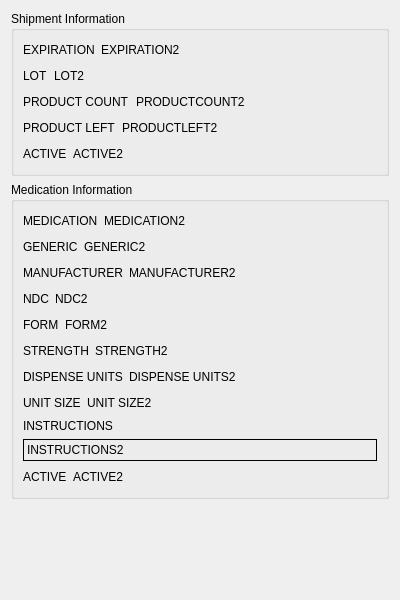
Before: the Qt Designer form src/db/shipmentdisplay.ui in kyledevans/Medicine-Track, drawn with Qt 5.
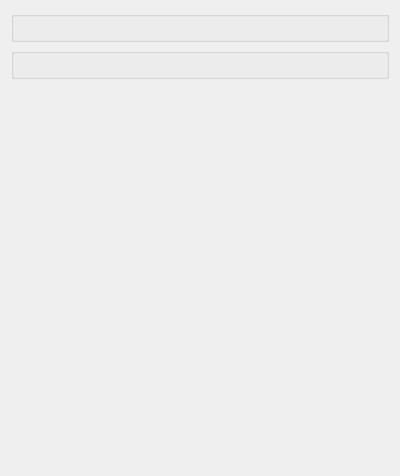
After: the same form once the commit is applied. Custom widgets are drawn as their Qt base class.

Patch:
```diff
--- a/src/db/shipmentdisplay.ui
+++ b/src/db/shipmentdisplay.ui
@@ -7,7 +7,7 @@
     <x>0</x>
     <y>0</y>
     <width>400</width>
-    <height>600</height>
+    <height>476</height>
    </rect>
   </property>
   <property name="windowTitle">
@@ -15,531 +15,10 @@
   </property>
   <layout class="QVBoxLayout" name="verticalLayout">
    <item>
-    <widget class="QGroupBox" name="groupBox">
-     <property name="title">
-      <string>Shipment Information</string>
-     </property>
-     <layout class="QVBoxLayout" name="verticalLayout_4">
-      <item>
-       <layout class="QHBoxLayout" name="horizontalLayout_10">
-        <item>
-         <widget class="QLabel" name="expirationTitle">
-          <property name="text">
-           <string>EXPIRATION</string>
-          </property>
-         </widget>
-        </item>
-        <item>
-         <widget class="QLabel" name="expirationLabel">
-          <property name="text">
-           <string>EXPIRATION2</string>
-          </property>
-          <property name="textInteractionFlags">
-           <set>Qt::LinksAccessibleByMouse|Qt::TextSelectableByMouse</set>
-          </property>
-         </widget>
-        </item>
-        <item>
-         <spacer name="horizontalSpacer_10">
-          <property name="orientation">
-           <enum>Qt::Horizontal</enum>
-          </property>
-          <property name="sizeHint" stdset="0">
-           <size>
-            <width>40</width>
-            <height>20</height>
-           </size>
-          </property>
-         </spacer>
-        </item>
-       </layout>
-      </item>
-      <item>
-       <layout class="QHBoxLayout" name="horizontalLayout_11">
-        <item>
-         <widget class="QLabel" name="lotTitle">
-          <property name="text">
-           <string>LOT</string>
-          </property>
-         </widget>
-        </item>
-        <item>
-         <widget class="QLabel" name="lotLabel">
-          <property name="text">
-           <string>LOT2</string>
-          </property>
-          <property name="textInteractionFlags">
-           <set>Qt::LinksAccessibleByMouse|Qt::TextSelectableByMouse</set>
-          </property>
-         </widget>
-        </item>
-        <item>
-         <spacer name="horizontalSpacer_11">
-          <property name="orientation">
-           <enum>Qt::Horizontal</enum>
-          </property>
-          <property name="sizeHint" stdset="0">
-           <size>
-            <width>40</width>
-            <height>20</height>
-           </size>
-          </property>
-         </spacer>
-        </item>
-       </layout>
-      </item>
-      <item>
-       <layout class="QHBoxLayout" name="horizontalLayout_12">
-        <item>
-         <widget class="QLabel" name="countTitle">
-          <property name="text">
-           <string>PRODUCT COUNT</string>
-          </property>
-         </widget>
-        </item>
-        <item>
-         <widget class="QLabel" name="countLabel">
-          <property name="text">
-           <string>PRODUCTCOUNT2</string>
-          </property>
-          <property name="textInteractionFlags">
-           <set>Qt::LinksAccessibleByMouse|Qt::TextSelectableByMouse</set>
-          </property>
-         </widget>
-        </item>
-        <item>
-         <spacer name="horizontalSpacer_12">
-          <property name="orientation">
-           <enum>Qt::Horizontal</enum>
-          </property>
-          <property name="sizeHint" stdset="0">
-           <size>
-            <width>40</width>
-            <height>20</height>
-           </size>
-          </property>
-         </spacer>
-        </item>
-       </layout>
-      </item>
-      <item>
-       <layout class="QHBoxLayout" name="horizontalLayout_13">
-        <item>
-         <widget class="QLabel" name="leftTitle">
-          <property name="text">
-           <string>PRODUCT LEFT</string>
-          </property>
-         </widget>
-        </item>
-        <item>
-         <widget class="QLabel" name="leftLabel">
-          <property name="text">
-           <string>PRODUCTLEFT2</string>
-          </property>
-          <property name="textInteractionFlags">
-           <set>Qt::LinksAccessibleByMouse|Qt::TextSelectableByMouse</set>
-          </property>
-         </widget>
-        </item>
-        <item>
-         <spacer name="horizontalSpacer_13">
-          <property name="orientation">
-           <enum>Qt::Horizontal</enum>
-          </property>
-          <property name="sizeHint" stdset="0">
-           <size>
-            <width>40</width>
-            <height>20</height>
-           </size>
-          </property>
-         </spacer>
-        </item>
-       </layout>
-      </item>
-      <item>
-       <layout class="QHBoxLayout" name="horizontalLayout_14">
-        <item>
-         <widget class="QLabel" name="activeTitle">
-          <property name="text">
-           <string>ACTIVE</string>
-          </property>
-         </widget>
-        </item>
-        <item>
-         <widget class="QLabel" name="activeLabel">
-          <property name="text">
-           <string>ACTIVE2</string>
-          </property>
-          <property name="textInteractionFlags">
-           <set>Qt::LinksAccessibleByMouse|Qt::TextSelectableByMouse</set>
-          </property>
-         </widget>
-        </item>
-        <item>
-         <spacer name="horizontalSpacer_14">
-          <property name="orientation">
-           <enum>Qt::Horizontal</enum>
-          </property>
-          <property name="sizeHint" stdset="0">
-           <size>
-            <width>40</width>
-            <height>20</height>
-           </size>
-          </property>
-         </spacer>
-        </item>
-       </layout>
-      </item>
-     </layout>
-    </widget>
+    <widget class="DrugGroupBox" name="drugBox"/>
    </item>
    <item>
-    <widget class="QGroupBox" name="groupBox_2">
-     <property name="title">
-      <string>Medication Information</string>
-     </property>
-     <layout class="QVBoxLayout" name="verticalLayout_2">
-      <item>
-       <layout class="QHBoxLayout" name="horizontalLayout">
-        <item>
-         <widget class="QLabel" name="medicationTitle">
-          <property name="text">
-           <string>MEDICATION</string>
-          </property>
-         </widget>
-        </item>
-        <item>
-         <widget class="QLabel" name="medicationLabel">
-          <property name="text">
-           <string>MEDICATION2</string>
-          </property>
-          <property name="textInteractionFlags">
-           <set>Qt::LinksAccessibleByMouse|Qt::TextSelectableByMouse</set>
-          </property>
-         </widget>
-        </item>
-        <item>
-         <spacer name="horizontalSpacer">
-          <property name="orientation">
-           <enum>Qt::Horizontal</enum>
-          </property>
-          <property name="sizeHint" stdset="0">
-           <size>
-            <width>40</width>
-            <height>20</height>
-           </size>
-          </property>
-         </spacer>
-        </item>
-       </layout>
-      </item>
-      <item>
-       <layout class="QHBoxLayout" name="horizontalLayout_2">
-        <item>
-         <widget class="QLabel" name="genericTitle">
-          <property name="text">
-           <string>GENERIC</string>
-          </property>
-         </widget>
-        </item>
-        <item>
-         <widget class="QLabel" name="genericLabel">
-          <property name="text">
-           <string>GENERIC2</string>
-          </property>
-          <property name="textInteractionFlags">
-           <set>Qt::LinksAccessibleByMouse|Qt::TextSelectableByMouse</set>
-          </property>
-         </widget>
-        </item>
-        <item>
-         <spacer name="horizontalSpacer_2">
-          <property name="orientation">
-           <enum>Qt::Horizontal</enum>
-          </property>
-          <property name="sizeHint" stdset="0">
-           <size>
-            <width>40</width>
-            <height>20</height>
-           </size>
-          </property>
-         </spacer>
-        </item>
-       </layout>
-      </item>
-      <item>
-       <layout class="QHBoxLayout" name="horizontalLayout_3">
-        <item>
-         <widget class="QLabel" name="manufacturerTitle">
-          <property name="text">
-           <string>MANUFACTURER</string>
-          </property>
-         </widget>
-        </item>
-        <item>
-         <widget class="QLabel" name="manufacturerLabel">
-          <property name="text">
-           <string>MANUFACTURER2</string>
-          </property>
-          <property name="textInteractionFlags">
-           <set>Qt::LinksAccessibleByMouse|Qt::TextSelectableByMouse</set>
-          </property>
-         </widget>
-        </item>
-        <item>
-         <spacer name="horizontalSpacer_3">
-          <property name="orientation">
-           <enum>Qt::Horizontal</enum>
-          </property>
-          <property name="sizeHint" stdset="0">
-           <size>
-            <width>40</width>
-            <height>20</height>
-           </size>
-          </property>
-         </spacer>
-        </item>
-       </layout>
-      </item>
-      <item>
-       <layout class="QHBoxLayout" name="horizontalLayout_4">
-        <item>
-         <widget class="QLabel" name="ndcTitle">
-          <property name="text">
-           <string>NDC</string>
-          </property>
-         </widget>
-        </item>
-        <item>
-         <widget class="QLabel" name="ndcLabel">
-          <property name="text">
-           <string>NDC2</string>
-          </property>
-          <property name="textInteractionFlags">
-           <set>Qt::LinksAccessibleByMouse|Qt::TextSelectableByMouse</set>
-          </property>
-         </widget>
-        </item>
-        <item>
-         <spacer name="horizontalSpacer_4">
-          <property name="orientation">
-           <enum>Qt::Horizontal</enum>
-          </property>
-          <property name="sizeHint" stdset="0">
-           <size>
-            <width>40</width>
-            <height>20</height>
-           </size>
-          </property>
-         </spacer>
-        </item>
-       </layout>
-      </item>
-      <item>
-       <layout class="QHBoxLayout" name="horizontalLayout_5">
-        <item>
-         <widget class="QLabel" name="formTitle">
-          <property name="text">
-           <string>FORM</string>
-          </property>
-         </widget>
-        </item>
-        <item>
-         <widget class="QLabel" name="formLabel">
-          <property name="text">
-           <string>FORM2</string>
-          </property>
-          <property name="textInteractionFlags">
-           <set>Qt::LinksAccessibleByMouse|Qt::TextSelectableByMouse</set>
-          </property>
-         </widget>
-        </item>
-        <item>
-         <spacer name="horizontalSpacer_5">
-          <property name="orientation">
-           <enum>Qt::Horizontal</enum>
-          </property>
-          <property name="sizeHint" stdset="0">
-           <size>
-            <width>40</width>
-            <height>20</height>
-           </size>
-          </property>
-         </spacer>
-        </item>
-       </layout>
-      </item>
-      <item>
-       <layout class="QHBoxLayout" name="horizontalLayout_6">
-        <item>
-         <widget class="QLabel" name="strengthTitle">
-          <property name="text">
-           <string>STRENGTH</string>
-          </property>
-         </widget>
-        </item>
-        <item>
-         <widget class="QLabel" name="strengthLabel">
-          <property name="text">
-           <string>STRENGTH2</string>
-          </property>
-          <property name="textInteractionFlags">
-           <set>Qt::LinksAccessibleByMouse|Qt::TextSelectableByMouse</set>
-          </property>
-         </widget>
-        </item>
-        <item>
-         <spacer name="horizontalSpacer_6">
-          <property name="orientation">
-           <enum>Qt::Horizontal</enum>
-          </property>
-          <property name="sizeHint" stdset="0">
-           <size>
-            <width>40</width>
-            <height>20</height>
-           </size>
-          </property>
-         </spacer>
-        </item>
-       </layout>
-      </item>
-      <item>
-       <layout class="QHBoxLayout" name="horizontalLayout_7">
-        <item>
-         <widget class="QLabel" name="dispenseTitle">
-          <property name="text">
-           <string>DISPENSE UNITS</string>
-          </property>
-         </widget>
-        </item>
-        <item>
-         <widget class="QLabel" name="dispenseLabel">
-          <property name="text">
-           <string>DISPENSE UNITS2</string>
-          </property>
-          <property name="textInteractionFlags">
-           <set>Qt::LinksAccessibleByMouse|Qt::TextSelectableByMouse</set>
-          </property>
-         </widget>
-        </item>
-        <item>
-         <spacer name="horizontalSpacer_7">
-          <property name="orientation">
-           <enum>Qt::Horizontal</enum>
-          </property>
-          <property name="sizeHint" stdset="0">
-           <size>
-            <width>40</width>
-            <height>20</height>
-           </size>
-          </property>
-         </spacer>
-        </item>
-       </layout>
-      </item>
-      <item>
-       <layout class="QHBoxLayout" name="horizontalLayout_8">
-        <item>
-         <widget class="QLabel" name="unitTitle">
-          <property name="text">
-           <string>UNIT SIZE</string>
-          </property>
-         </widget>
-        </item>
-        <item>
-         <widget class="QLabel" name="unitLabel">
-          <property name="text">
-           <string>UNIT SIZE2</string>
-          </property>
-          <property name="textInteractionFlags">
-           <set>Qt::LinksAccessibleByMouse|Qt::TextSelectableByMouse</set>
-          </property>
-         </widget>
-        </item>
-        <item>
-         <spacer name="horizontalSpacer_8">
-          <property name="orientation">
-           <enum>Qt::Horizontal</enum>
-          </property>
-          <property name="sizeHint" stdset="0">
-           <size>
-            <width>40</width>
-            <height>20</height>
-           </size>
-          </property>
-         </spacer>
-        </item>
-       </layout>
-      </item>
-      <item>
-       <layout class="QVBoxLayout" name="verticalLayout_3">
-        <item>
-         <widget class="QLabel" name="instructionsTitle">
-          <property name="text">
-           <string>INSTRUCTIONS</string>
-          </property>
-         </widget>
-        </item>
-        <item>
-         <widget class="QLabel" name="instructionsLabel">
-          <property name="sizePolicy">
-           <sizepolicy hsizetype="Preferred" vsizetype="MinimumExpanding">
-            <horstretch>0</horstretch>
-            <verstretch>0</verstretch>
-           </sizepolicy>
-          </property>
-          <property name="frameShape">
-           <enum>QFrame::Box</enum>
-          </property>
-          <property name="text">
-           <string>INSTRUCTIONS2</string>
-          </property>
-          <property name="alignment">
-           <set>Qt::AlignLeading|Qt::AlignLeft|Qt::AlignTop</set>
-          </property>
-          <property name="textInteractionFlags">
-           <set>Qt::LinksAccessibleByMouse|Qt::TextSelectableByMouse</set>
-          </property>
-         </widget>
-        </item>
-       </layout>
-      </item>
-      <item>
-       <layout class="QHBoxLayout" name="horizontalLayout_9">
-        <item>
-         <widget class="QLabel" name="activeTitle_2">
-          <property name="text">
-           <string>ACTIVE</string>
-          </property>
-         </widget>
-        </item>
-        <item>
-         <widget class="QLabel" name="activeLabel_2">
-          <property name="text">
-           <string>ACTIVE2</string>
-          </property>
-          <property name="textInteractionFlags">
-           <set>Qt::LinksAccessibleByMouse|Qt::TextSelectableByMouse</set>
-          </property>
-         </widget>
-        </item>
-        <item>
-         <spacer name="horizontalSpacer_9">
-          <property name="orientation">
-           <enum>Qt::Horizontal</enum>
-          </property>
-          <property name="sizeHint" stdset="0">
-           <size>
-            <width>40</width>
-            <height>20</height>
-           </size>
-          </property>
-         </spacer>
-        </item>
-       </layout>
-      </item>
-     </layout>
-    </widget>
+    <widget class="ShipmentGroupBox" name="shipmentBox"/>
    </item>
    <item>
     <spacer name="verticalSpacer">
@@ -556,6 +35,20 @@
    </item>
   </layout>
  </widget>
+ <customwidgets>
+  <customwidget>
+   <class>ShipmentGroupBox</class>
+   <extends>QGroupBox</extends>
+   <header>shipmentgroupbox.h</header>
+   <container>1</container>
+  </customwidget>
+  <customwidget>
+   <class>DrugGroupBox</class>
+   <extends>QGroupBox</extends>
+   <header>druggroupbox.h</header>
+   <container>1</container>
+  </customwidget>
+ </customwidgets>
  <resources/>
  <connections/>
 </ui>
```
